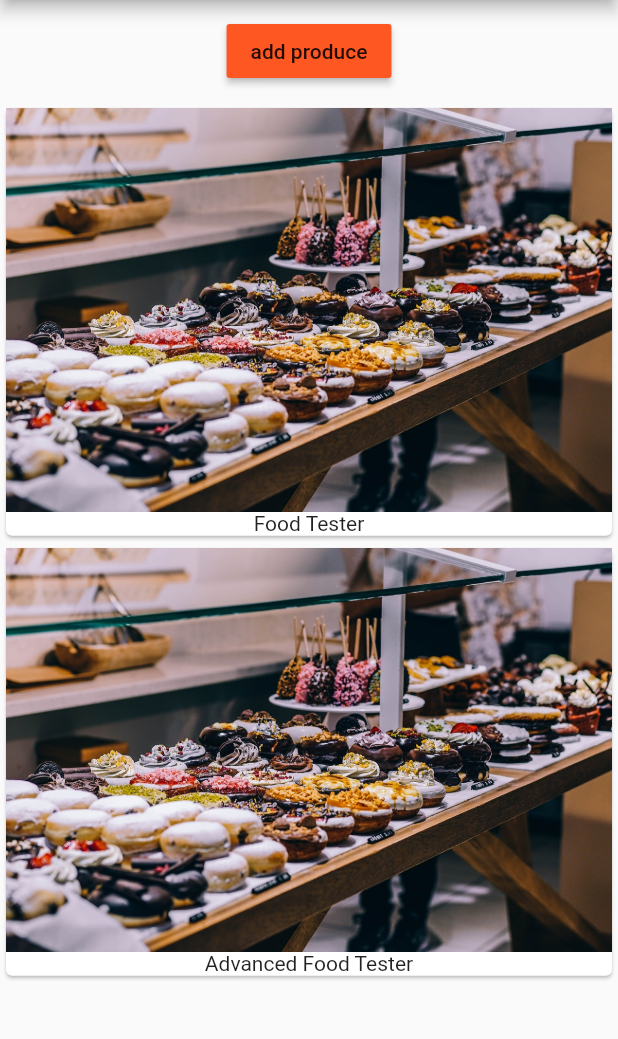
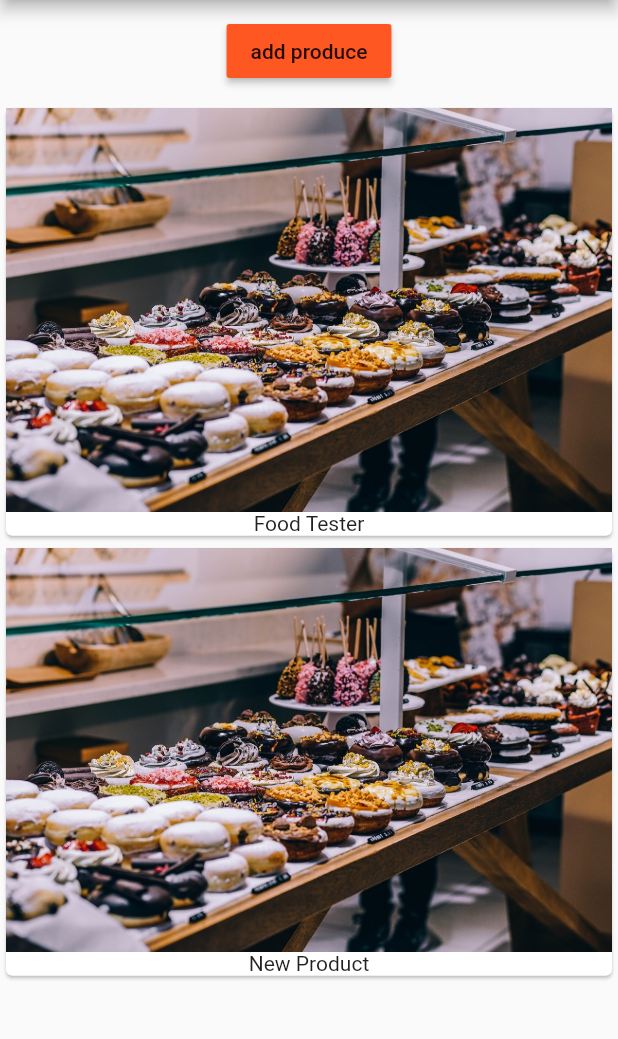
Before and after one commit to john-martens/udemy_course, a Flutter app: the screen it shows after launch, after a tap on "add produce", on a phone screen of 412 x 824 dp, the part 84-1123 px from its top. Run offline on Flutter 3.47's test engine with Material 2 defaults, Android fonts, the phone set to English and light mode, and no system bars.

Commit message:
finished lesson 2

```diff
--- /dev/null
+++ b/lib/button_controller.dart
@@ -0,0 +1,22 @@
+import 'package:flutter/material.dart';
+
+class ButtonController extends StatelessWidget {
+  //can receive a void function when constructed
+  final Function btncode;
+  ButtonController(this.btncode);
+
+  @override
+  Widget build(BuildContext context) {
+    return Container(
+       margin: EdgeInsets.all(10.0),
+        child: RaisedButton(
+            color: Theme.of(context).primaryColor,
+            child: Text("add produce"),
+            onPressed: () {
+              //call function received from parent
+              btncode("New Product");
+              }
+          )
+    );
+  }
+}
--- a/lib/main.dart
+++ b/lib/main.dart
@@ -1,12 +1,17 @@
 import 'package:flutter/material.dart';
 import 'package:section2/product_manager.dart';
+//import 'package:flutter/rendering.dart';
 
-void main() => runApp(MyApp());
+void main(){
+  //debugPaintSizeEnabled=true;
+  runApp(MyApp());
+}
 
 class MyApp extends StatelessWidget {
   @override
   Widget build(BuildContext context) {
     return MaterialApp(
+      //debugShowMaterialGrid: true,
       theme:ThemeData(
         primarySwatch: Colors.deepOrange,
         accentColor: Colors.deepPurple
--- a/lib/product_manager.dart
+++ b/lib/product_manager.dart
@@ -1,4 +1,5 @@
 import 'package:flutter/material.dart';
+import 'package:section2/button_controller.dart';
 import 'package:section2/products.dart';
 
 class ProductManager extends StatefulWidget {
@@ -17,21 +18,22 @@ class _ProductManagerState extends State<ProductManager> {
       super.initState();
       _products.add(widget.startingPoint);
     }
+  //this function will get passed into ButtonController Widget
+  //then the ButtonController Widget can run that function
+  void addProduct(String prod){
+    setState(() {
+          _products.add(prod);
+    });
+  }
   @override
   Widget build(BuildContext context) {
     return Column(
       children: <Widget>[
         Container(
-            margin: EdgeInsets.all(10.0),
-            child: RaisedButton(
-               color: Theme.of(context).primaryColor,
-                child: Text("add produce"),
-                onPressed: () {
-                  setState(() {
-                    _products.add("Advanced Food Tester");
-                  });
-                }
-            )
+          //making button as separate widget in other class
+          //sending along the function that the button will run
+          //can pass in the function as a parameter
+          child: ButtonController(addProduct)
           ),
         Products(_products)
       ],
```
